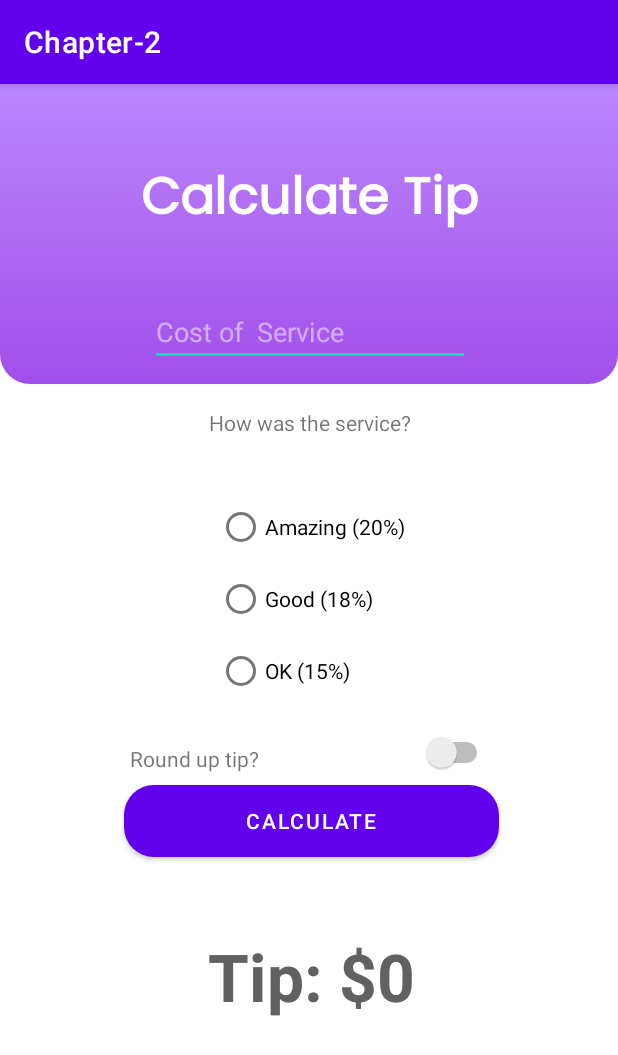
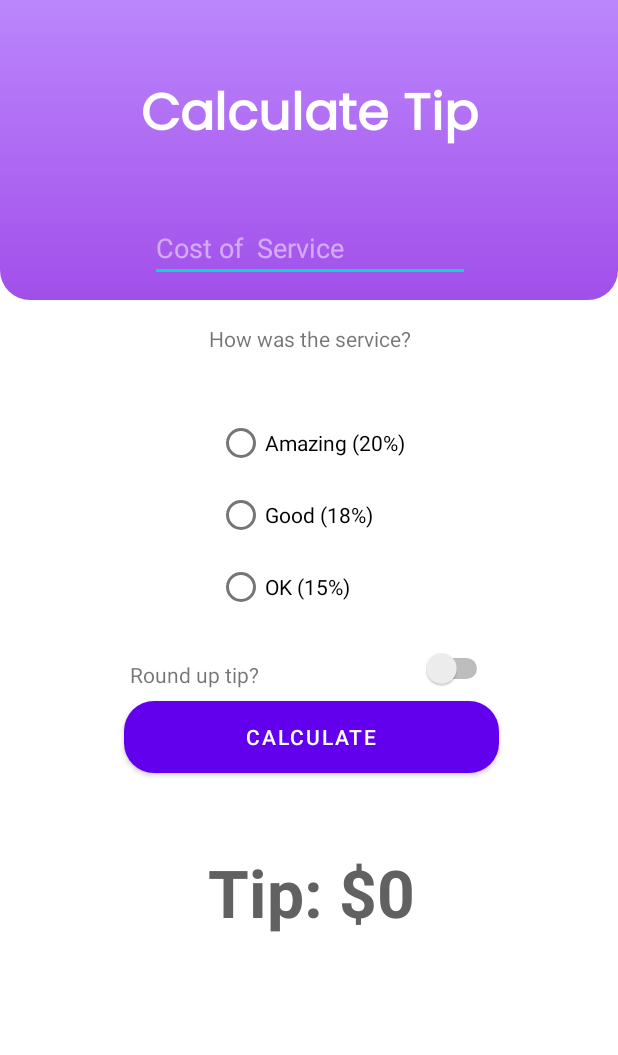
Before and after one commit to Dwikaputra11/Binar-Challenge, an Android app: the screen it shows after launch (MainActivity), on a phone screen of 412 x 824 dp. Shown: the top 1055 px of the screen. Run offline under Robolectric (Android 15) with nearby library versions, the phone set to English and light mode, and no system bars.

Commit message:
Challenge Chapter 2: Update theme

```diff
--- a/Chapter-2/app/src/main/res/layout/activity_main.xml
+++ b/Chapter-2/app/src/main/res/layout/activity_main.xml
@@ -13,8 +13,8 @@
         app:layout_constraintEnd_toEndOf="parent"
         app:layout_constraintStart_toStartOf="parent"
         app:layout_constraintTop_toTopOf="parent">
+    </FrameLayout>
 
-    </FrameLayout>
     <TextView
         android:id="@+id/tv_title"
         android:layout_width="wrap_content"
--- a/Chapter-2/app/src/main/res/values-night/themes.xml
+++ b/Chapter-2/app/src/main/res/values-night/themes.xml
@@ -1,6 +1,6 @@
 <resources xmlns:tools="http://schemas.android.com/tools">
     <!-- Base application theme. -->
-    <style name="Theme.Chapter2" parent="Theme.MaterialComponents.DayNight.DarkActionBar">
+    <style name="Theme.Chapter2" parent="Theme.MaterialComponents.DayNight.NoActionBar">
         <!-- Primary brand color. -->
         <item name="colorPrimary">@color/purple_200</item>
         <item name="colorPrimaryVariant">@color/purple_700</item>
--- a/Chapter-2/app/src/main/res/values/themes.xml
+++ b/Chapter-2/app/src/main/res/values/themes.xml
@@ -1,6 +1,6 @@
 <resources xmlns:tools="http://schemas.android.com/tools">
     <!-- Base application theme. -->
-    <style name="Theme.Chapter2" parent="Theme.MaterialComponents.DayNight.DarkActionBar">
+    <style name="Theme.Chapter2" parent="Theme.MaterialComponents.DayNight.NoActionBar">
         <!-- Primary brand color. -->
         <item name="colorPrimary">@color/purple_500</item>
         <item name="colorPrimaryVariant">@color/purple_700</item>
```
